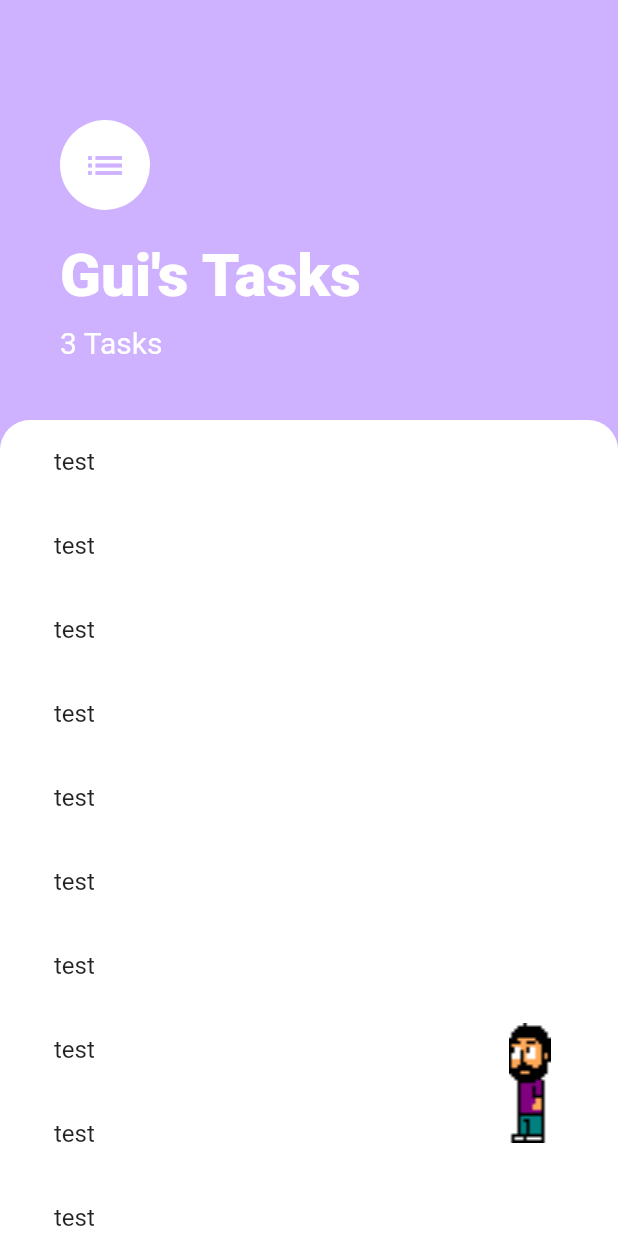
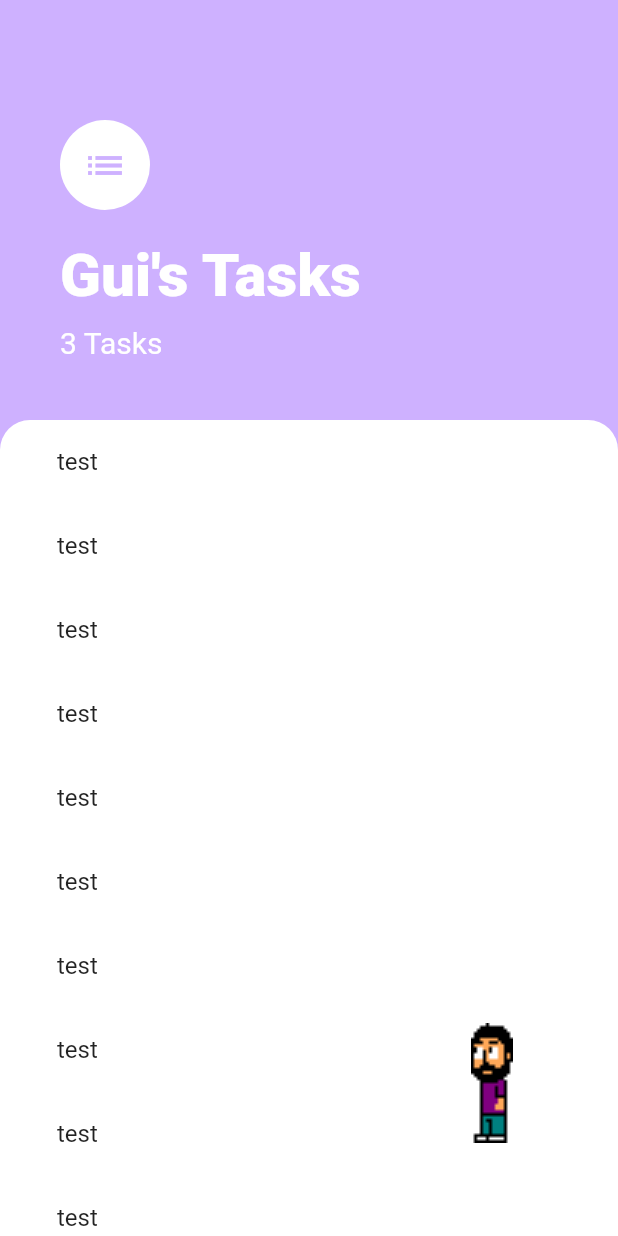
Before and after one commit to Guilherme-Calland/a7_guis_task_app, a Flutter app: the screen it shows after launch, on a phone screen of 412 x 824 dp. Run offline on Flutter 3.47's test engine with Material 2 defaults, Android fonts, the phone set to English and light mode, and no system bars.

Commit message:
image has button bhas button behaviour

```diff
--- /dev/null
+++ b/lib/model/task.dart
@@ -0,0 +1,4 @@
+class Task{
+  String name;
+  String date;
+}
--- a/lib/screens/task.screen.dart
+++ b/lib/screens/task.screen.dart
@@ -1,3 +1,4 @@
+import 'package:a7_guis_task_app/widgets/gui.dart';
 import 'package:flutter/material.dart';
 
 class TaskScreen extends StatelessWidget {
@@ -7,7 +8,7 @@ class TaskScreen extends StatelessWidget {
     return Expanded(
       child: Container(
         padding: EdgeInsets.only(
-          left: 20
+          left: 22
         ),
         decoration: BoxDecoration(
           color: Colors.white,
@@ -28,14 +29,7 @@ class TaskScreen extends StatelessWidget {
                 },
               )
             ),
-            Transform.translate(
-              offset: Offset(-52, 170),
-              child: Transform.scale
-              (
-                scale: 2,
-                child: Image.asset('assets/gui.left.png')
-              ),
-            ),
+            Gui(),
           ],
         ),
       )
--- /dev/null
+++ b/lib/widgets/gui.dart
@@ -0,0 +1,18 @@
+import 'package:flutter/material.dart';
+
+class Gui extends StatelessWidget {
+  @override
+  Widget build(BuildContext context) {
+    return MaterialButton(
+      child: Transform.translate(
+        offset: Offset(-40, 170),
+        child: Transform.scale
+        (
+          scale: 2,
+          child: Image.asset('assets/gui.left.png')
+        ),
+      ),
+      onPressed: (){},
+    );
+  }
+}
```
Also changed, not shown: 17 other files.
